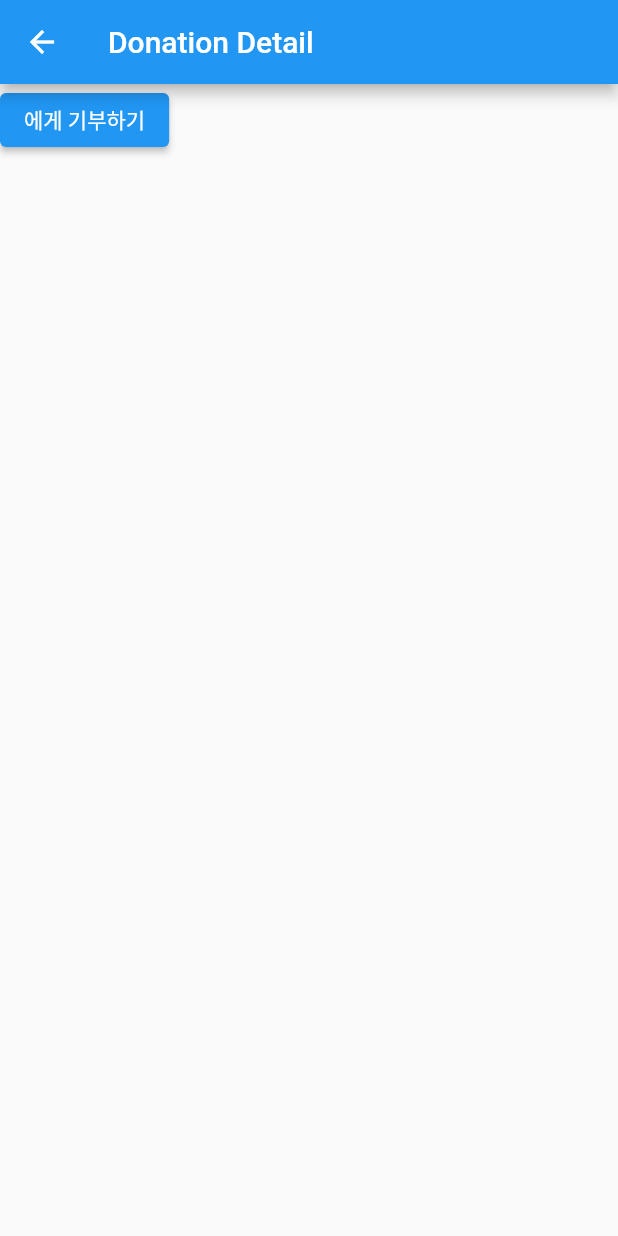
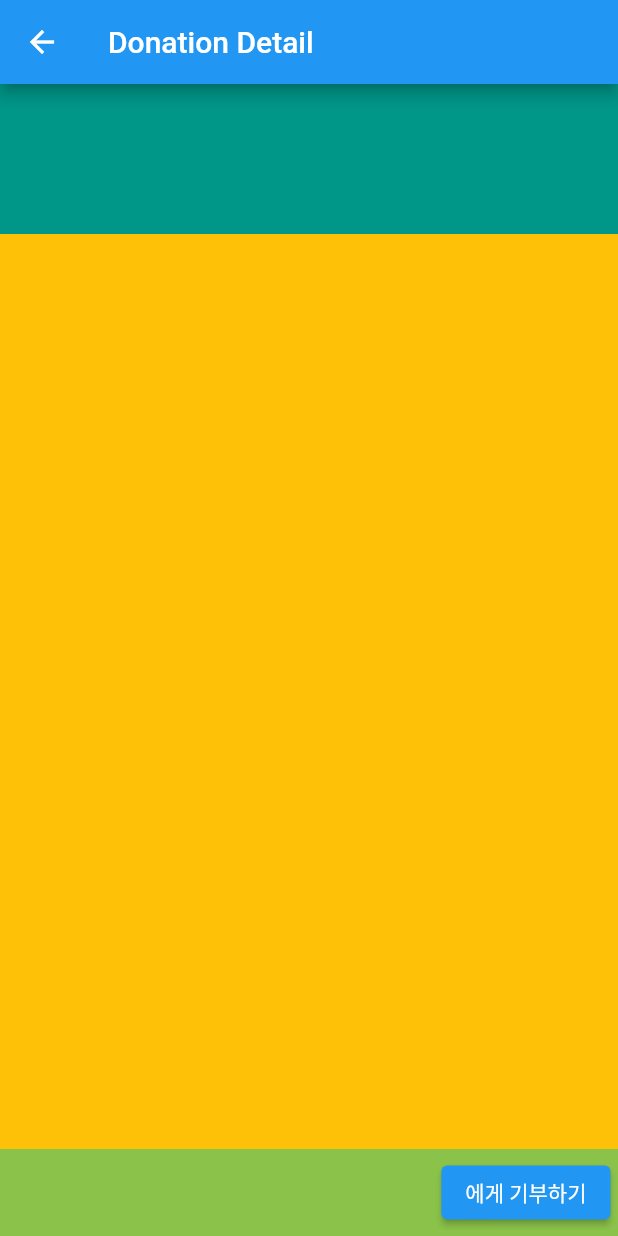
Before and after one commit to osamhack2021/APP_Donation_Visualization_Do-nation, a Flutter app: the DonationDetailPage screen opened directly with empty values, on a phone screen of 412 x 824 dp. Run offline on Flutter 3.47's test engine with Material 2 defaults, Android fonts, the phone set to English and light mode, and no system bars; our stand-ins replace get.

Commit message:
make basic layout

```diff
--- a/app/lib/view/pages/donation_detail_page.dart
+++ b/app/lib/view/pages/donation_detail_page.dart
@@ -16,7 +16,60 @@ class DonationDetailPage extends StatelessWidget {
       appBar: AppBar(
         title: const Text('Donation Detail'),
       ),
-      body: ElevatedButton(
+      body: Container(
+        color: Colors.amber,
+        child: SizedBox(
+          height: double.infinity,
+          child: Column(
+            children: [
+              Container(
+                height: 100.0,
+                color: Colors.teal,
+              ), // some top content
+
+              Expanded(
+                child: Center(
+                  child: ListView(
+                    children: [], //your list view content here
+                  ),
+                ),
+              ),
+
+              Container(
+                color: Colors.lightGreen,
+                child: Padding(
+                  padding: const EdgeInsets.all(5.0),
+                  child: Row(
+                    mainAxisAlignment: MainAxisAlignment.end,
+                    children: [
+                      _MakeDonationButton(
+                          target: target,
+                          donationController: donationController),
+                    ],
+                  ),
+                ),
+              ), // some bottom content
+            ],
+          ),
+        ),
+      ),
+    );
+  }
+}
+
+class _MakeDonationButton extends StatelessWidget {
+  const _MakeDonationButton({
+    Key? key,
+    required this.target,
+    required this.donationController,
+  }) : super(key: key);
+
+  final Target target;
+  final DonationController donationController;
+
+  @override
+  Widget build(BuildContext context) {
+    return ElevatedButton(
       onPressed: () async {
         dynamic result = await Get.defaultDialog(
           title: "기부 참가하기",
@@ -29,7 +82,41 @@ class DonationDetailPage extends StatelessWidget {
         }
       },
       child: Text('${target.name}에게 기부하기'),
-      ),
     );
   }
 }
+
+
+/*Column(
+          children: [
+            Container(
+              height: 10.0,
+              color: Colors.teal,
+            ), // some top content
+
+            Container(
+              color: Colors.amber,
+              child: Expanded(
+                child: Center(
+                  child: ListView(
+                    children: [], //your list view content here
+                  ),
+                ),
+              ),
+            ),
+
+            Container(
+              color: Colors.lightGreen,
+              child: Padding(
+                padding: const EdgeInsets.all(5.0),
+                child: Row(
+                  mainAxisAlignment: MainAxisAlignment.end,
+                  children: [
+                    _MakeDonationButton(
+                        target: target, donationController: donationController),
+                  ],
+                ),
+              ),
+            ), // some bottom content
+          ],
+        )*/
```
Lines whose indentation alone changed are shown as unchanged.
